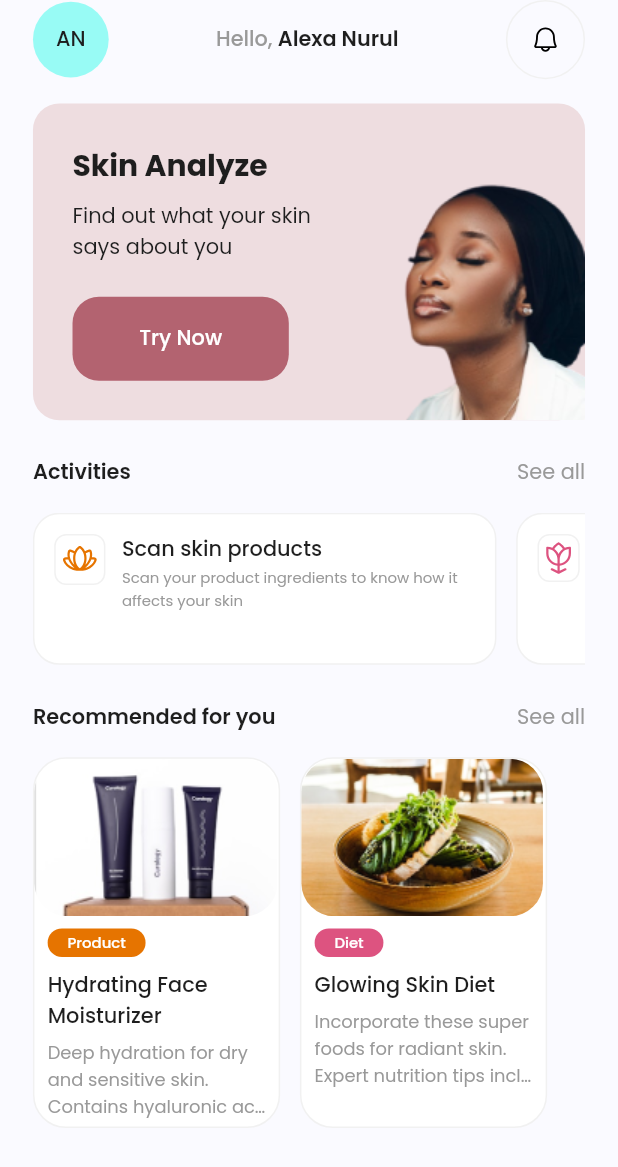
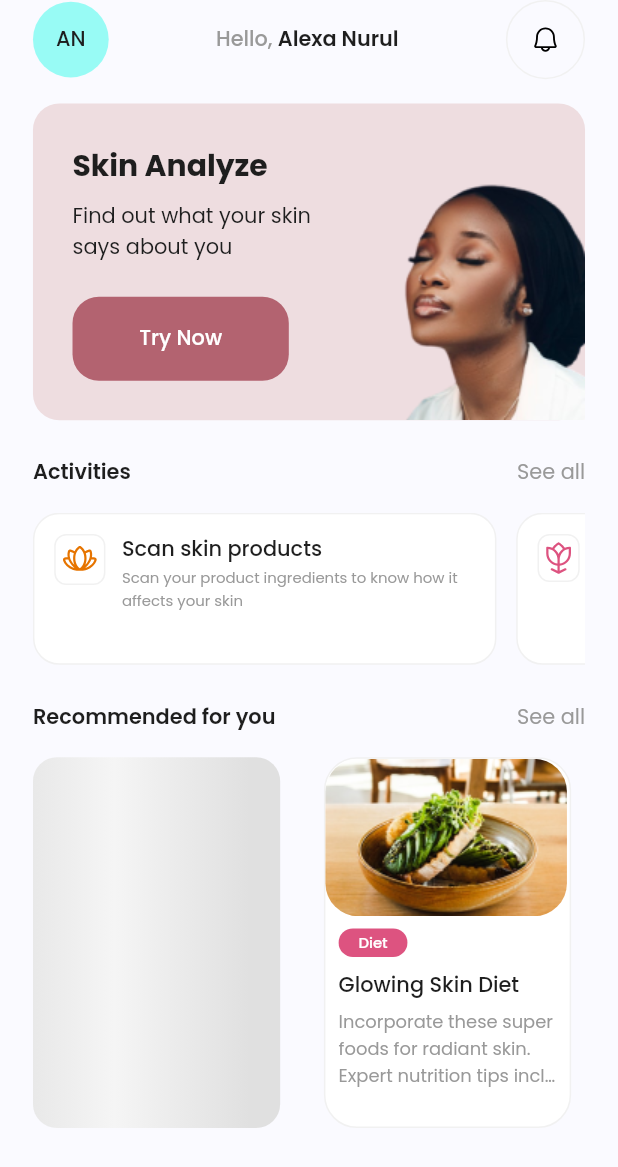
Before and after one commit to emeleonufavour/skeen, a Flutter app: the HomeView screen opened directly, on a phone screen of 412 x 824 dp. Shown: the top 1167 px of the screen. Run offline on Flutter 3.47's test engine with Material 3 defaults, Android fonts, the light colour scheme and no system bars; drawn by our look-alikes of extended_image; our stand-ins replace camera, flutter_calendar_carousel, flutter_local_notifications, flutter_riverpod, flutter_secure_storage, flutter_svg and 8 more; missing offline and left inert: google_mlkit_barcode_scanning, mockito; accounts and stored records are empty.

Commit message:
style(home): Add Shimmer loading effect

```diff
--- /dev/null
+++ b/lib/src/cores/shared/shimmer_effect.dart
@@ -0,0 +1,72 @@
+import 'package:flutter/material.dart';
+
+class ShimmerEffect extends StatefulWidget {
+  final Widget child;
+
+  const ShimmerEffect({super.key, required this.child});
+
+  @override
+  State<ShimmerEffect> createState() => _ShimmerEffectState();
+}
+
+class _ShimmerEffectState extends State<ShimmerEffect>
+    with SingleTickerProviderStateMixin {
+  late AnimationController _shimmerController;
+
+  @override
+  void initState() {
+    super.initState();
+    _shimmerController = AnimationController.unbounded(vsync: this)
+      ..repeat(min: -0.5, max: 1.5, period: const Duration(milliseconds: 1000));
+  }
+
+  @override
+  void dispose() {
+    _shimmerController.dispose();
+    super.dispose();
+  }
+
+  @override
+  Widget build(BuildContext context) {
+    return AnimatedBuilder(
+      animation: _shimmerController,
+      child: widget.child,
+      builder: (BuildContext context, Widget? child) {
+        return ShaderMask(
+          blendMode: BlendMode.srcATop,
+          shaderCallback: (bounds) {
+            return LinearGradient(
+              colors: [
+                Colors.grey[300]!,
+                Colors.grey[100]!,
+                Colors.grey[300]!,
+              ],
+              stops: const [
+                0.0,
+                0.5,
+                1.0,
+              ],
+              transform: _SlidingGradientTransform(
+                slidePercent: _shimmerController.value,
+              ),
+            ).createShader(bounds);
+          },
+          child: child!,
+        );
+      },
+    );
+  }
+}
+
+class _SlidingGradientTransform extends GradientTransform {
+  const _SlidingGradientTransform({
+    required this.slidePercent,
+  });
+
+  final double slidePercent;
+
+  @override
+  Matrix4? transform(Rect bounds, {TextDirection? textDirection}) {
+    return Matrix4.translationValues(bounds.width * slidePercent, 0.0, 0.0);
+  }
+}
--- a/lib/src/features/home/ui/components/recommendation_section.dart
+++ b/lib/src/features/home/ui/components/recommendation_section.dart
@@ -1,5 +1,7 @@
 import 'package:myskin_flutterbytes/src/cores/cores.dart';
 import 'package:myskin_flutterbytes/src/features/features.dart';
+
+import '../../../../cores/shared/shimmer_effect.dart';
 
 class RecommendationSection extends StatelessWidget {
   const RecommendationSection({super.key});
@@ -16,14 +18,24 @@ class RecommendationSection extends StatelessWidget {
           child: ListView(
             scrollDirection: Axis.horizontal,
             children: [
-              RecommendationBox(
-                tagColor: Palette.bg4,
-                tagName: "Product",
-                imagePath: Assets.faceCream,
-                title: "Hydrating Face Moisturizer",
-                description:
-                    "Deep hydration for dry and sensitive skin. Contains hyaluronic acid and vitamin E.",
+              ShimmerEffect(
+                child: Container(
+                  width: screenWidth * .4,
+                  margin: const EdgeInsets.only(right: 16),
+                  decoration: BoxDecoration(
+                    color: Colors.white,
+                    borderRadius: BorderRadius.circular(16),
+                  ),
+                ),
               ),
+              // RecommendationBox(
+              //   tagColor: Palette.bg4,
+              //   tagName: "Product",
+              //   imagePath: Assets.faceCream,
+              //   title: "Hydrating Face Moisturizer",
+              //   description:
+              //       "Deep hydration for dry and sensitive skin. Contains hyaluronic acid and vitamin E.",
+              // ),
               RecommendationBox(
                 tagColor: Palette.bg3,
                 tagName: "Diet",
```
